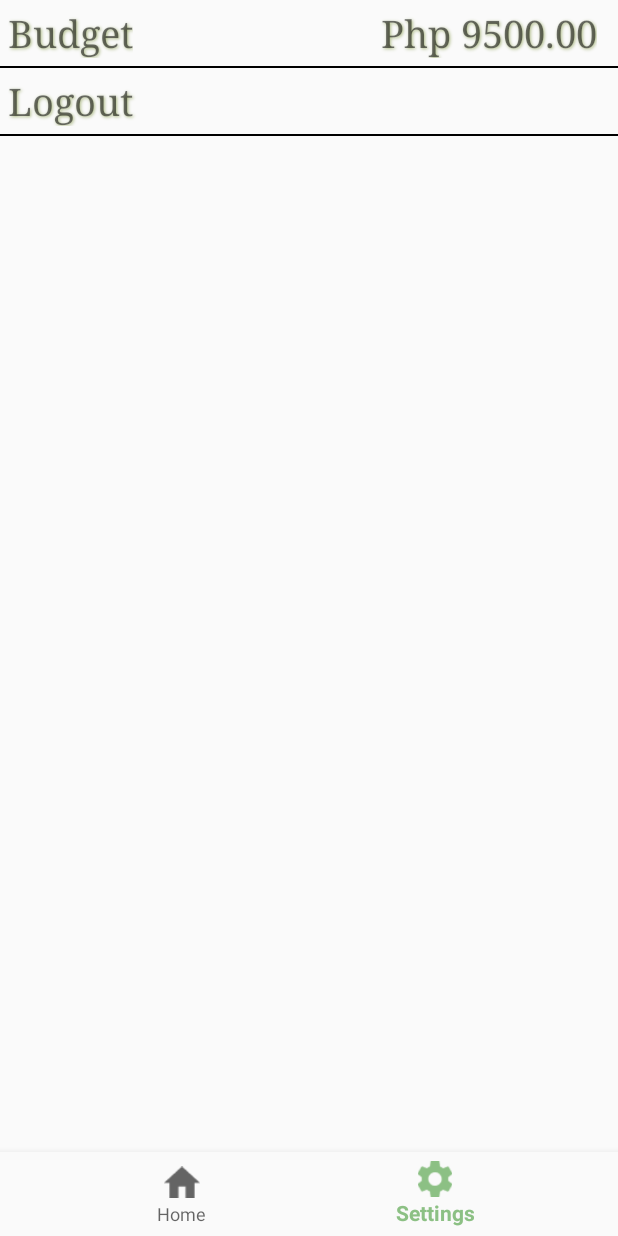
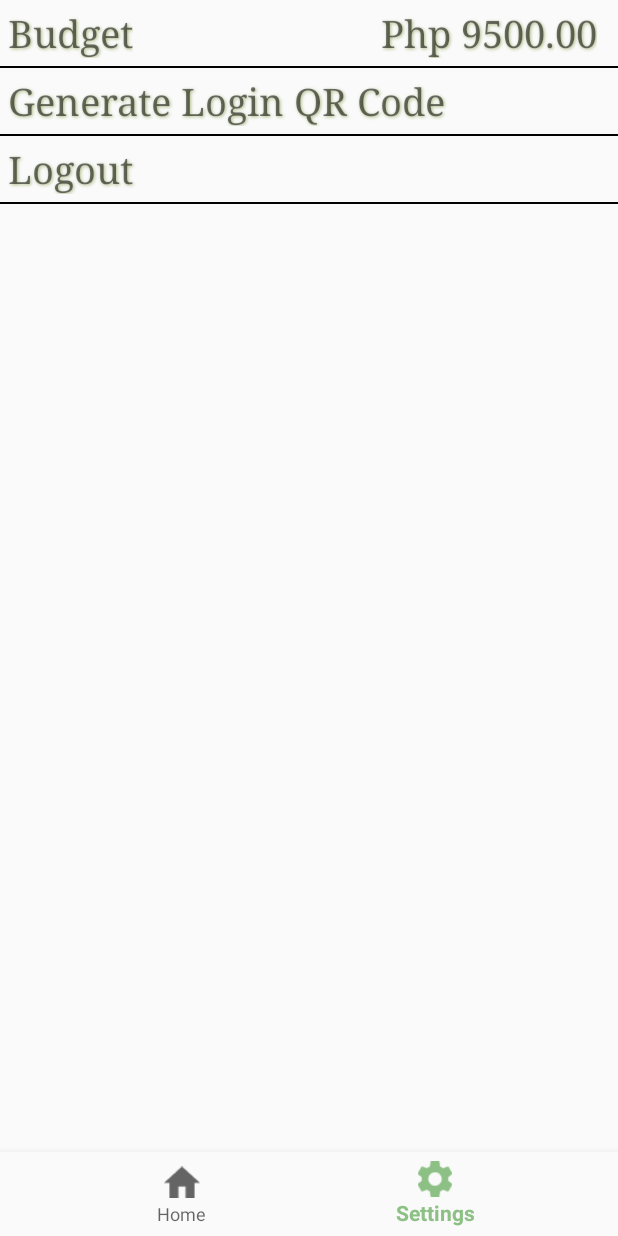
Before and after one commit to sadlifeeee/Eco_Round, an Android app: the SettingsActivity screen opened directly, with no data from a screen before it, on a phone screen of 412 x 824 dp. Run offline under Robolectric (Android 15) with nearby library versions, the phone set to English and light mode, and no system bars; our stand-ins replace Firebase (no records; nobody signed in at launch, a user with empty details on screens opened directly).

Commit message:
Minor Changes

```diff
--- a/app/src/main/res/layout/activity_settings.xml
+++ b/app/src/main/res/layout/activity_settings.xml
@@ -4,10 +4,13 @@
     android:layout_height="match_parent"
     xmlns:app="http://schemas.android.com/apk/res-auto"
     android:orientation="vertical">
-<LinearLayout android:layout_width="match_parent"
+
+    <LinearLayout
+        android:layout_width="match_parent"
         android:layout_height="wrap_content"
         android:orientation="horizontal"
         android:id="@+id/ll_budgetsettings">
+
         <TextView
             android:layout_width="wrap_content"
             android:layout_height="wrap_content"
@@ -22,6 +25,7 @@
             android:shadowDy="1"
             android:typeface="serif"
             android:id="@+id/tv_budgetTitle"/>
+
         <TextView
             android:layout_width="wrap_content"
             android:layout_height="wrap_content"
@@ -36,7 +40,31 @@
             android:shadowDy="1"
             android:typeface="serif"
             android:id="@+id/tv_budgetvalue"/>
+
         </LinearLayout>
+
+    <View
+        android:layout_width="match_parent"
+        android:layout_height="1dp"
+        android:background="@android:color/black"/>
+
+    <TextView
+        android:layout_width="match_parent"
+        android:layout_height="wrap_content"
+        android:text="Generate Login QR Code"
+        android:textSize="25sp"
+        android:layout_marginLeft="5dp"
+        android:layout_marginBottom="5dp"
+        android:layout_marginTop="5dp"
+        android:layout_marginRight="5dp"
+        android:shadowColor="@color/yellowbrown"
+        android:shadowRadius="2"
+        android:shadowDx="1"
+        android:shadowDy="1"
+        android:typeface="serif"
+        android:id="@+id/tv_GenerateQRLogin"
+        />
+
     <View
         android:layout_width="match_parent"
         android:layout_height="1dp"
@@ -58,10 +86,12 @@
         android:typeface="serif"
         android:id="@+id/tv_logoutbutton"
         />
+
     <View
         android:layout_width="match_parent"
         android:layout_height="1dp"
         android:background="@android:color/black"/>
+
 
     <LinearLayout
         android:layout_width="match_parent"
--- a/app/src/main/res/layout/activity_welcome.xml
+++ b/app/src/main/res/layout/activity_welcome.xml
@@ -7,8 +7,8 @@
     tools:context=".WelcomeActivity">
 
     <LinearLayout
-        android:layout_width="match_parent"
-        android:layout_height="match_parent"
+        android:layout_width="wrap_content"
+        android:layout_height="wrap_content"
         android:orientation="vertical"
         app:layout_constraintTop_toTopOf="parent"
         app:layout_constraintBottom_toBottomOf="parent"
```
Also changed, not shown: app/src/main/res/drawable/check_mark.png, app/src/main/res/drawable/qr.png (added). Lines whose indentation alone changed are shown as unchanged.
